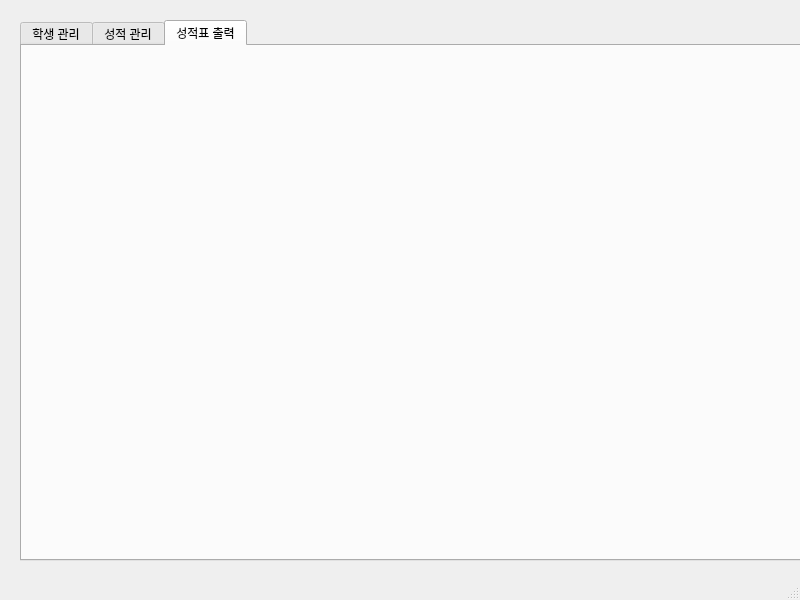
The window that QManager/manager.ui (mekhanjc/student_grade_manager) describes before a commit, drawn with Qt 5.
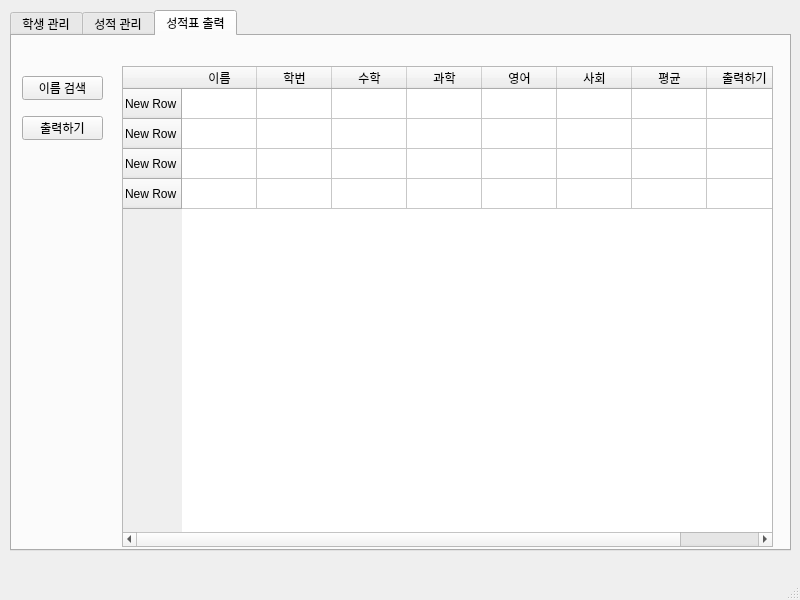
The same window after the commit. The open tabs and pages were chosen to show the change.

```diff
--- a/QManager/manager.ui
+++ b/QManager/manager.ui
@@ -17,8 +17,8 @@
    <widget class="QTabWidget" name="tabWidget">
     <property name="geometry">
      <rect>
-      <x>20</x>
-      <y>20</y>
+      <x>10</x>
+      <y>10</y>
       <width>781</width>
       <height>541</height>
      </rect>
@@ -351,6 +351,111 @@
      <attribute name="title">
       <string>성적표 출력</string>
      </attribute>
+     <widget class="QTableWidget" name="tableWidgetGrade_2">
+      <property name="geometry">
+       <rect>
+        <x>110</x>
+        <y>30</y>
+        <width>651</width>
+        <height>481</height>
+       </rect>
+      </property>
+      <attribute name="horizontalHeaderDefaultSectionSize">
+       <number>75</number>
+      </attribute>
+      <row>
+       <property name="text">
+        <string>New Row</string>
+       </property>
+      </row>
+      <row>
+       <property name="text">
+        <string>New Row</string>
+       </property>
+      </row>
+      <row>
+       <property name="text">
+        <string>New Row</string>
+       </property>
+      </row>
+      <row>
+       <property name="text">
+        <string>New Row</string>
+       </property>
+      </row>
+      <column>
+       <property name="text">
+        <string>이름</string>
+       </property>
+      </column>
+      <column>
+       <property name="text">
+        <string>학번</string>
+       </property>
+      </column>
+      <column>
+       <property name="text">
+        <string>수학</string>
+       </property>
+      </column>
+      <column>
+       <property name="text">
+        <string>과학</string>
+       </property>
+      </column>
+      <column>
+       <property name="text">
+        <string>영어</string>
+       </property>
+      </column>
+      <column>
+       <property name="text">
+        <string>사회</string>
+       </property>
+      </column>
+      <column>
+       <property name="text">
+        <string>평균</string>
+       </property>
+      </column>
+      <column>
+       <property name="text">
+        <string>출력하기</string>
+       </property>
+      </column>
+     </widget>
+     <widget class="QPushButton" name="pushButton_11">
+      <property name="geometry">
+       <rect>
+        <x>10</x>
+        <y>80</y>
+        <width>81</width>
+        <height>24</height>
+       </rect>
+      </property>
+      <property name="toolTip">
+       <string>체크된 학생의 성적을 출력합니다.</string>
+      </property>
+      <property name="text">
+       <string>출력하기</string>
+      </property>
+     </widget>
+     <widget class="QPushButton" name="pushButton_12">
+      <property name="geometry">
+       <rect>
+        <x>10</x>
+        <y>40</y>
+        <width>81</width>
+        <height>24</height>
+       </rect>
+      </property>
+      <property name="toolTip">
+       <string>이름으로 검색합니다.</string>
+      </property>
+      <property name="text">
+       <string>이름 검색</string>
+      </property>
+     </widget>
     </widget>
    </widget>
   </widget>
```
Left out of the diff: 207 changed lines with no effect on the pictures.
